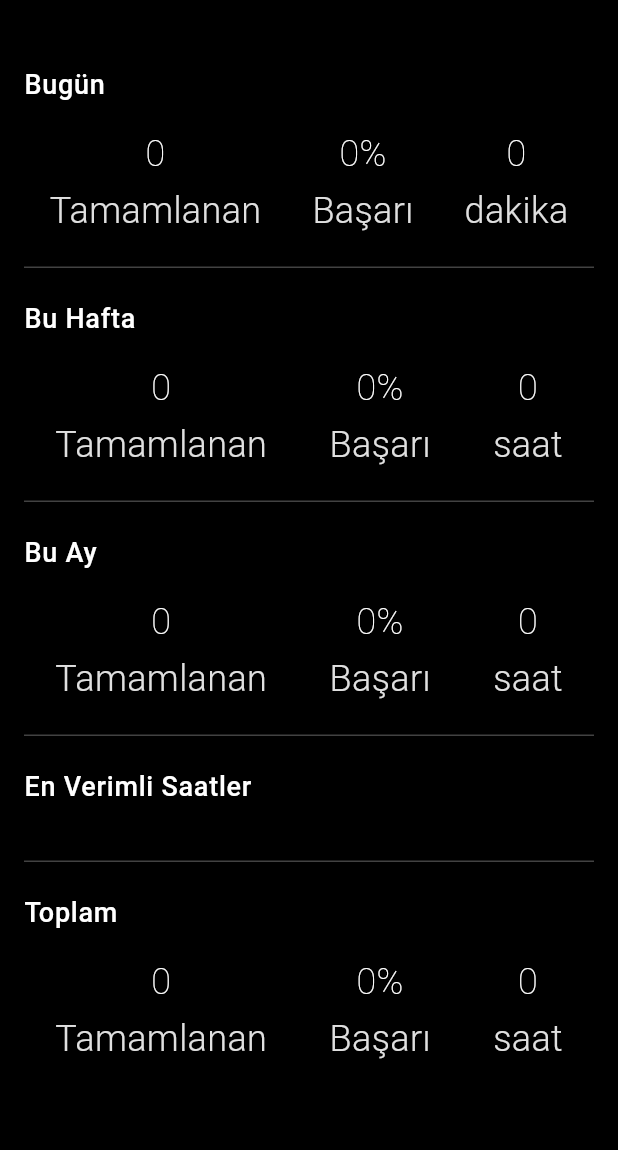
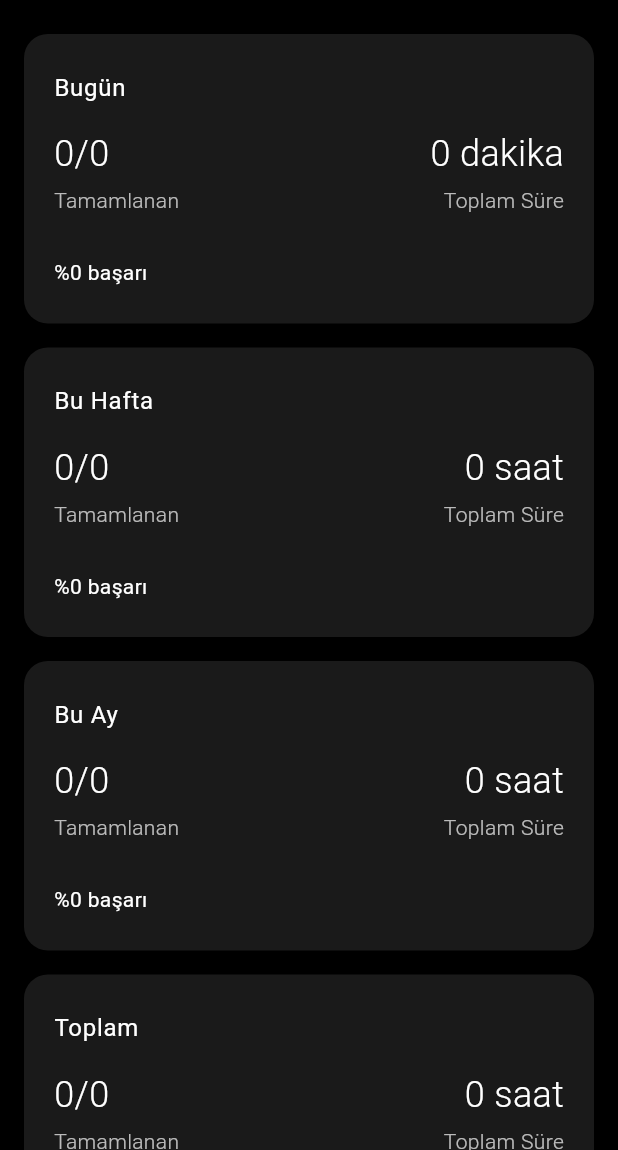
Before and after one commit to said-bay/PomodoroApp_F, a Flutter app: the StatsScreen screen opened directly, on a phone screen of 412 x 824 dp, the part 86-1236 px from its top. Run offline on Flutter 3.47's test engine with Material 3 defaults, Android fonts, the phone set to English and light mode, and no system bars; our stand-ins replace audioplayers, awesome_notifications, shared_preferences, vibration, wakelock_plus; accounts and stored records are empty.

Commit message:
İyileştirmeler:
1. İstatistikler ekranı modernleştirildi
2. Bildirimler düzeltildi:
   - Timer başladığında bildirim gösteriliyor
   - Her saniye bildirim güncelleniyor
   - Timer durduğunda bildirim kaldırılıyor

```diff
--- a/lib/models/timer_model.dart
+++ b/lib/models/timer_model.dart
@@ -82,6 +82,8 @@ class PomodoroSession {
     required this.endTime,
     required this.duration,
   });
+
+  bool get isCompleted => endTime.difference(startTime).inSeconds >= duration * 60;
 
   Map<String, dynamic> toJson() => {
     'startTime': startTime.toIso8601String(),
@@ -169,9 +171,14 @@ class TimerModel extends ChangeNotifier {
         overlays: [], // Tüm overlayleri gizle
       );
 
-      _timer = Timer.periodic(const Duration(seconds: 1), (timer) {
+      // İlk bildirimi göster
+      await _updateNotification();
+
+      _timer = Timer.periodic(const Duration(seconds: 1), (timer) async {
         if (_timeLeft > 0) {
           _timeLeft--;
+          // Her saniyede bildirimi güncelle
+          await _updateNotification();
           notifyListeners();
         } else {
           timer.cancel();
@@ -187,11 +194,26 @@ class TimerModel extends ChangeNotifier {
   }
 
   // Timer'ı durdurma
-  void stopTimer() {
+  void stopTimer() async {
+    if (_isRunning && _startTime != null) {
+      final session = PomodoroSession(
+        startTime: _startTime!,
+        endTime: DateTime.now(),
+        duration: _timeLeft ~/ 60,  // Kalan süre yerine ayarlanan süreyi kullanıyoruz
+      );
+      _pomodoroHistory.insert(0, session);
+      _saveHistory();
+    }
+
     _timer?.cancel();
     _timer = null;
     _isRunning = false;
     _timeLeft = _currentMode == TimerMode.work ? workDuration : breakDuration;
+    _startTime = null;
+
+    // Bildirimi iptal et
+    await AwesomeNotifications().cancel(1);
+
     notifyListeners();
 
     // Sistem UI'ı geri göster
@@ -389,7 +411,7 @@ class TimerModel extends ChangeNotifier {
           notificationLayout: NotificationLayout.Default,
           autoDismissible: false,
           displayOnBackground: true,
-          displayOnForeground: false,
+          displayOnForeground: true,
           wakeUpScreen: false,
         ),
         actionButtons: [
@@ -450,23 +472,23 @@ class TimerModel extends ChangeNotifier {
     return StatsOverview(
       today: Stats(
         total: todayRecords.length,
-        completed: todayRecords.where((r) => r.endTime.difference(r.startTime).inMinutes >= 25).length,
-        totalMinutes: todayRecords.where((r) => r.endTime.difference(r.startTime).inMinutes >= 25).fold(0, (sum, r) => sum + r.endTime.difference(r.startTime).inMinutes),
+        completed: todayRecords.where((r) => r.isCompleted).length,
+        totalMinutes: todayRecords.where((r) => r.isCompleted).fold(0, (sum, r) => sum + r.duration),
       ),
       week: Stats(
         total: weekRecords.length,
-        completed: weekRecords.where((r) => r.endTime.difference(r.startTime).inMinutes >= 25).length,
-        totalMinutes: weekRecords.where((r) => r.endTime.difference(r.startTime).inMinutes >= 25).fold(0, (sum, r) => sum + r.endTime.difference(r.startTime).inMinutes),
+        completed: weekRecords.where((r) => r.isCompleted).length,
+        totalMinutes: weekRecords.where((r) => r.isCompleted).fold(0, (sum, r) => sum + r.duration),
       ),
       month: Stats(
         total: monthRecords.length,
-        completed: monthRecords.where((r) => r.endTime.difference(r.startTime).inMinutes >= 25).length,
-        totalMinutes: monthRecords.where((r) => r.endTime.difference(r.startTime).inMinutes >= 25).fold(0, (sum, r) => sum + r.endTime.difference(r.startTime).inMinutes),
+        completed: monthRecords.where((r) => r.isCompleted).length,
+        totalMinutes: monthRecords.where((r) => r.isCompleted).fold(0, (sum, r) => sum + r.duration),
       ),
       all: Stats(
         total: _pomodoroHistory.length,
-        completed: _pomodoroHistory.where((r) => r.endTime.difference(r.startTime).inMinutes >= 25).length,
-        totalMinutes: _pomodoroHistory.where((r) => r.endTime.difference(r.startTime).inMinutes >= 25).fold(0, (sum, r) => sum + r.endTime.difference(r.startTime).inMinutes),
+        completed: _pomodoroHistory.where((r) => r.isCompleted).length,
+        totalMinutes: _pomodoroHistory.where((r) => r.isCompleted).fold(0, (sum, r) => sum + r.duration),
       ),
     );
   }
@@ -475,7 +497,7 @@ class TimerModel extends ChangeNotifier {
   List<int> calculateMostProductiveHours() {
     final hourCounts = List.filled(24, 0);
     _pomodoroHistory
-      .where((r) => r.endTime.difference(r.startTime).inMinutes >= 25)
+      .where((r) => r.isCompleted)  // Tamamlanan tüm pomodoro'ları say
       .forEach((record) {
         final hour = record.startTime.hour;
         hourCounts[hour]++;
@@ -551,9 +573,20 @@ class TimerModel extends ChangeNotifier {
   }
 
   void _onTimerComplete() async {
+    if (_isRunning && _startTime != null) {
+      final session = PomodoroSession(
+        startTime: _startTime!,
+        endTime: DateTime.now(),
+        duration: _timeLeft ~/ 60,  // Kalan süre yerine ayarlanan süreyi kullanıyoruz
+      );
+      _pomodoroHistory.insert(0, session);
+      _saveHistory();
+    }
+
     _isRunning = false;
     _timer?.cancel();
     _timeLeft = 25 * 60; // 25 dakika
+    _startTime = null;
     notifyListeners(); // Sayaç değiştiğinde hemen bildiriyoruz
 
     // Sistem UI'ı geri göster
--- a/lib/screens/stats_screen.dart
+++ b/lib/screens/stats_screen.dart
@@ -93,47 +93,7 @@ class StatsScreen extends StatelessWidget {
                           ),
 
                           // En Verimli Saatler
-                          Container(
-                            width: double.infinity,
-                            padding: const EdgeInsets.symmetric(vertical: 20),
-                            decoration: BoxDecoration(
-                              border: Border(
-                                bottom: BorderSide(color: theme.dividerColor),
-                              ),
-                            ),
-                            child: Column(
-                              crossAxisAlignment: CrossAxisAlignment.start,
-                              children: [
-                                Text(
-                                  'En Verimli Saatler',
-                                  style: theme.textTheme.bodyLarge,
-                                ),
-                                const SizedBox(height: 16),
-                                Wrap(
-                                  spacing: 8,
-                                  runSpacing: 8,
-                                  children: productiveHours.map((hour) {
-                                    return Container(
-                                      padding: const EdgeInsets.symmetric(
-                                        horizontal: 12,
-                                        vertical: 6,
-                                      ),
-                                      decoration: BoxDecoration(
-                                        color: theme.colorScheme.surface,
-                                        borderRadius: BorderRadius.circular(16),
-                                      ),
-                                      child: Text(
-                                        '${hour.toString().padLeft(2, '0')}:00',
-                                        style: AppTheme.clockTextStyle.copyWith(
-                                          color: theme.colorScheme.primary,
-                                        ),
-                                      ),
-                                    );
-                                  }).toList(),
-                                ),
-                              ],
-                            ),
-                          ),
+                          _buildProductiveHours(context, productiveHours),
 
                           // Toplam
                           _buildStatsSection(
@@ -145,7 +105,6 @@ class StatsScreen extends StatelessWidget {
                                 : 0,
                             (stats.all.totalMinutes / 60).round(),
                             'saat',
-                            showBorder: false,
                           ),
                         ],
                       ),
@@ -160,80 +119,158 @@ class StatsScreen extends StatelessWidget {
     );
   }
 
-  Widget _buildStatsSection(
-    BuildContext context,
-    String title,
-    int completed,
-    int successRate,
-    int total,
-    String unit, {
-    bool showBorder = true,
-  }) {
+  Widget _buildStatsSection(BuildContext context, String title, int completed, int percentage, int total, String unit) {
     final theme = Theme.of(context);
-
     return Container(
       width: double.infinity,
-      padding: const EdgeInsets.symmetric(vertical: 20),
+      padding: const EdgeInsets.symmetric(vertical: 24, horizontal: 20),
+      margin: const EdgeInsets.only(bottom: 16),
       decoration: BoxDecoration(
-        border: Border(
-          bottom: showBorder
-              ? BorderSide(color: theme.dividerColor)
-              : BorderSide.none,
-        ),
+        color: theme.colorScheme.primary.withOpacity(0.1),
+        borderRadius: BorderRadius.circular(16),
       ),
       child: Column(
         crossAxisAlignment: CrossAxisAlignment.start,
         children: [
           Text(
             title,
-            style: theme.textTheme.bodyLarge,
+            style: TextStyle(
+              color: theme.colorScheme.primary,
+              fontSize: 16,
+              fontWeight: FontWeight.w400,
+              letterSpacing: 0.5,
+            ),
           ),
           const SizedBox(height: 16),
           Row(
-            mainAxisAlignment: MainAxisAlignment.spaceAround,
+            mainAxisAlignment: MainAxisAlignment.spaceBetween,
             children: [
-              _buildStatItem(
-                context,
-                completed.toString(),
+              Column(
+                crossAxisAlignment: CrossAxisAlignment.start,
+                children: [
+                  Text(
+                    '$completed/$total',
+                    style: TextStyle(
+                      color: theme.colorScheme.onBackground,
+                      fontSize: 24,
+                      fontWeight: FontWeight.w300,
+                    ),
+                  ),
+                  const SizedBox(height: 4),
+                  Text(
                     'Tamamlanan',
+                    style: TextStyle(
+                      color: theme.colorScheme.onBackground.withOpacity(0.7),
+                      fontSize: 14,
+                      fontWeight: FontWeight.w300,
                     ),
-              _buildStatItem(
-                context,
-                '$successRate%',
-                'Başarı',
-              ),
-              _buildStatItem(
-                context,
-                total.toString(),
-                unit,
                   ),
                 ],
+              ),
+              Column(
+                crossAxisAlignment: CrossAxisAlignment.end,
+                children: [
+                  Text(
+                    '$total $unit',
+                    style: TextStyle(
+                      color: theme.colorScheme.onBackground,
+                      fontSize: 24,
+                      fontWeight: FontWeight.w300,
+                    ),
+                  ),
+                  const SizedBox(height: 4),
+                  Text(
+                    'Toplam Süre',
+                    style: TextStyle(
+                      color: theme.colorScheme.onBackground.withOpacity(0.7),
+                      fontSize: 14,
+                      fontWeight: FontWeight.w300,
+                    ),
+                  ),
+                ],
+              ),
+            ],
+          ),
+          const SizedBox(height: 16),
+          Container(
+            height: 4,
+            decoration: BoxDecoration(
+              color: theme.colorScheme.primary.withOpacity(0.2),
+              borderRadius: BorderRadius.circular(2),
+            ),
+            child: FractionallySizedBox(
+              alignment: Alignment.centerLeft,
+              widthFactor: percentage / 100,
+              child: Container(
+                decoration: BoxDecoration(
+                  color: theme.colorScheme.primary,
+                  borderRadius: BorderRadius.circular(2),
+                ),
+              ),
+            ),
+          ),
+          const SizedBox(height: 8),
+          Text(
+            '%$percentage başarı',
+            style: TextStyle(
+              color: theme.colorScheme.primary,
+              fontSize: 14,
+              fontWeight: FontWeight.w400,
+            ),
           ),
         ],
       ),
     );
   }
 
-  Widget _buildStatItem(BuildContext context, String value, String label) {
+  Widget _buildProductiveHours(BuildContext context, List<int> hours) {
+    if (hours.isEmpty) return const SizedBox.shrink();
+
     final theme = Theme.of(context);
-
-    return Column(
+    return Container(
+      width: double.infinity,
+      padding: const EdgeInsets.symmetric(vertical: 24, horizontal: 20),
+      margin: const EdgeInsets.only(bottom: 16),
+      decoration: BoxDecoration(
+        color: theme.colorScheme.primary.withOpacity(0.1),
+        borderRadius: BorderRadius.circular(16),
+      ),
+      child: Column(
+        crossAxisAlignment: CrossAxisAlignment.start,
         children: [
           Text(
-          value,
-          style: AppTheme.timerTextStyle.copyWith(
+            'En Verimli Saatler',
+            style: TextStyle(
               color: theme.colorScheme.primary,
-            fontSize: 24,
+              fontSize: 16,
+              fontWeight: FontWeight.w400,
+              letterSpacing: 0.5,
             ),
           ),
-        const SizedBox(height: 4),
-        Text(
-          label,
-          style: AppTheme.clockTextStyle.copyWith(
-            color: theme.colorScheme.secondary,
+          const SizedBox(height: 16),
+          Wrap(
+            spacing: 8,
+            runSpacing: 8,
+            children: hours.map((hour) {
+              return Container(
+                padding: const EdgeInsets.symmetric(horizontal: 12, vertical: 8),
+                decoration: BoxDecoration(
+                  color: theme.colorScheme.primary.withOpacity(0.2),
+                  borderRadius: BorderRadius.circular(12),
+                ),
+                child: Text(
+                  '${hour.toString().padLeft(2, '0')}:00',
+                  style: TextStyle(
+                    color: theme.colorScheme.primary,
+                    fontSize: 14,
+                    fontWeight: FontWeight.w400,
                   ),
                 ),
+              );
+            }).toList(),
+          ),
         ],
+      ),
     );
   }
 }
```
Also changed, not shown: lib/screens/history_screen.dart (+21 -19 lines). Lines whose indentation alone changed are shown as unchanged.
